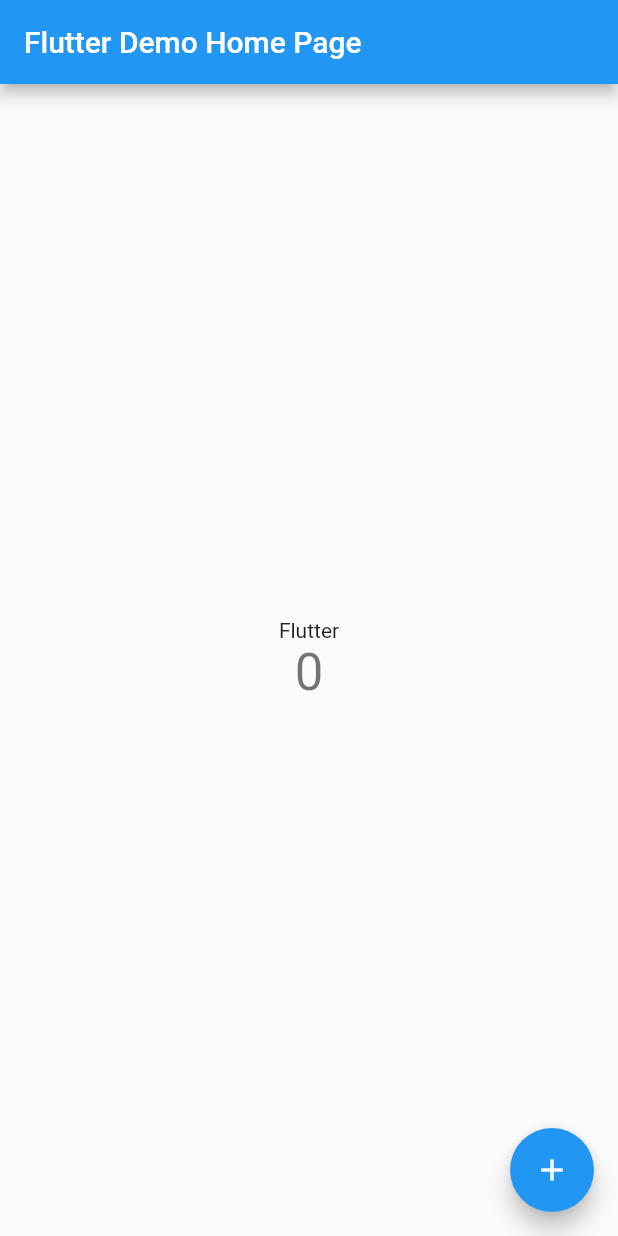
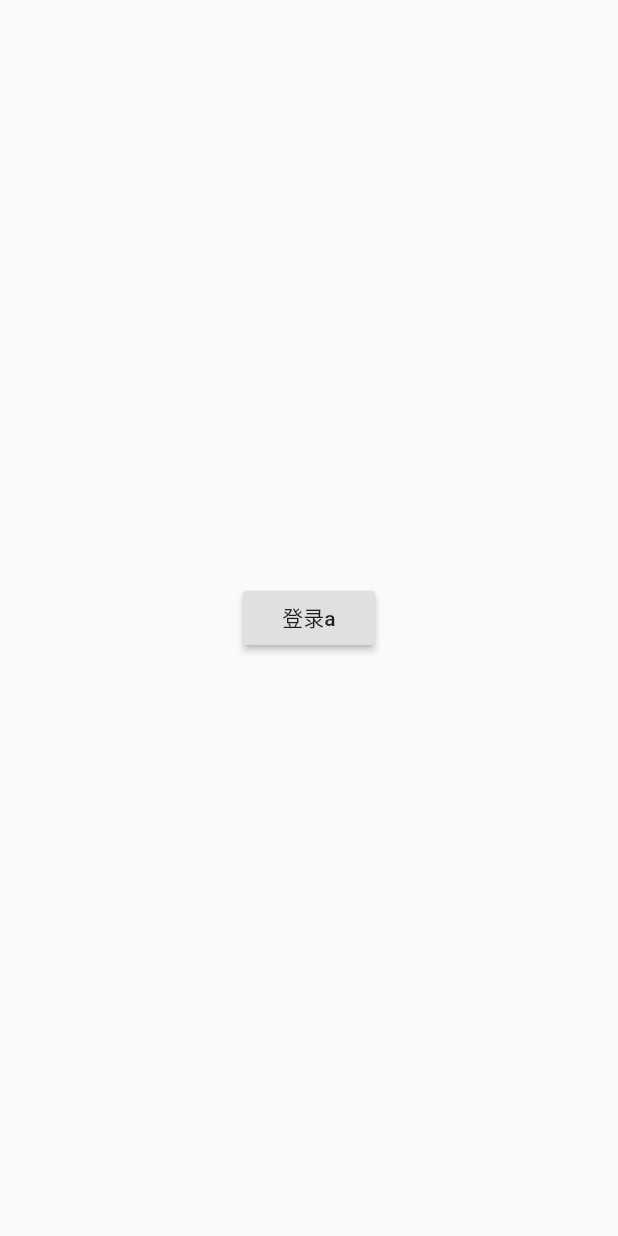
Before and after one commit to supervons/commonFlutter, a Flutter app: the screen it shows after launch, on a phone screen of 412 x 824 dp. Run offline on Flutter 3.47's test engine with Material 2 defaults, Android fonts, the phone set to English and light mode, and no system bars.

Commit message:
增加路由表

```diff
--- a/lib/main.dart
+++ b/lib/main.dart
@@ -1,111 +1,29 @@
+/**
+ * 启动入口页 & 初始路由表
+ * supervons 2019-07-30
+ */
 import 'package:flutter/material.dart';
+import './screens/LoginWidget.dart';
+import './screens/MainPageWidget.dart';
 
-void main() => runApp(MyApp());
+void main() => runApp(AppMain.initApp());
 
-class MyApp extends StatelessWidget {
-  // This widget is the root of your application.
-  @override
-  Widget build(BuildContext context) {
+class AppMain {
+  static Map<String, WidgetBuilder> routes;
+  // 初始化App
+  static Widget initApp() {
     return MaterialApp(
-      title: 'Flutter Demo',
-      theme: ThemeData(
-        // This is the theme of your application.
-        //
-        // Try running your application with "flutter run". You'll see the
-        // application has a blue toolbar. Then, without quitting the app, try
-        // changing the primarySwatch below to Colors.green and then invoke
-        // "hot reload" (press "r" in the console where you ran "flutter run",
-        // or simply save your changes to "hot reload" in a Flutter IDE).
-        // Notice that the counter didn't reset back to zero; the application
-        // is not restarted.
-        primarySwatch: Colors.blue,
-      ),
-      home: MyHomePage(title: 'Flutter Demo Home Page'),
+      initialRoute: '/',
+      routes: AppMain.initRoutes(),
     );
   }
-}
 
-class MyHomePage extends StatefulWidget {
-  MyHomePage({Key key, this.title}) : super(key: key);
-
-  // This widget is the home page of your application. It is stateful, meaning
-  // that it has a State object (defined below) that contains fields that affect
-  // how it looks.
-
-  // This class is the configuration for the state. It holds the values (in this
-  // case the title) provided by the parent (in this case the App widget) and
-  // used by the build method of the State. Fields in a Widget subclass are
-  // always marked "final".
-
-  final String title;
-
-  @override
-  _MyHomePageState createState() => _MyHomePageState();
-}
-
-class _MyHomePageState extends State<MyHomePage> {
-  int _counter = 0;
-
-  void _incrementCounter() {
-    setState(() {
-      // This call to setState tells the Flutter framework that something has
-      // changed in this State, which causes it to rerun the build method below
-      // so that the display can reflect the updated values. If we changed
-      // _counter without calling setState(), then the build method would not be
-      // called again, and so nothing would appear to happen.
-      _counter++;
-    });
-  }
-
-  @override
-  Widget build(BuildContext context) {
-    // This method is rerun every time setState is called, for instance as done
-    // by the _incrementCounter method above.
-    //
-    // The Flutter framework has been optimized to make rerunning build methods
-    // fast, so that you can just rebuild anything that needs updating rather
-    // than having to individually change instances of widgets.
-    return Scaffold(
-      appBar: AppBar(
-        // Here we take the value from the MyHomePage object that was created by
-        // the App.build method, and use it to set our appbar title.
-        title: Text(widget.title),
-      ),
-      body: Center(
-        // Center is a layout widget. It takes a single child and positions it
-        // in the middle of the parent.
-        child: Column(
-          // Column is also layout widget. It takes a list of children and
-          // arranges them vertically. By default, it sizes itself to fit its
-          // children horizontally, and tries to be as tall as its parent.
-          //
-          // Invoke "debug painting" (press "p" in the console, choose the
-          // "Toggle Debug Paint" action from the Flutter Inspector in Android
-          // Studio, or the "Toggle Debug Paint" command in Visual Studio Code)
-          // to see the wireframe for each widget.
-          //
-          // Column has various properties to control how it sizes itself and
-          // how it positions its children. Here we use mainAxisAlignment to
-          // center the children vertically; the main axis here is the vertical
-          // axis because Columns are vertical (the cross axis would be
-          // horizontal).
-          mainAxisAlignment: MainAxisAlignment.center,
-          children: <Widget>[
-            Text(
-              'Flutter',
-            ),
-            Text(
-              '$_counter',
-              style: Theme.of(context).textTheme.display1,
-            ),
-          ],
-        ),
-      ),
-      floatingActionButton: FloatingActionButton(
-        onPressed: _incrementCounter,
-        tooltip: 'Increment',
-        child: Icon(Icons.add),
-      ), // This trailing comma makes auto-formatting nicer for build methods.
-    );
+  // 初始化路由
+  static initRoutes() {
+    routes = {
+      '/': (context) => LoginWidget(),
+      '/main': (context) => MainPageWidget()
+    };
+    return routes;
   }
 }
--- /dev/null
+++ b/lib/screens/LoginWidget.dart
@@ -0,0 +1,20 @@
+/**
+ * 测试页面
+ * supervons 2019-07-30
+ */
+import 'package:flutter/material.dart';
+
+class LoginWidget extends StatelessWidget {
+  @override
+  Widget build(BuildContext context) {
+    return Scaffold(
+      body: Center(
+          child: RaisedButton(
+              child: Text("登录a"),
+              onPressed: () {
+               //导航到SecondPage
+               Navigator.pushReplacementNamed(context, "/main");
+              })),
+    );
+  }
+}
```
Also changed, not shown: lib/screens/MainPageWidget.dart (added, +23 -0 lines), 2 other files.
